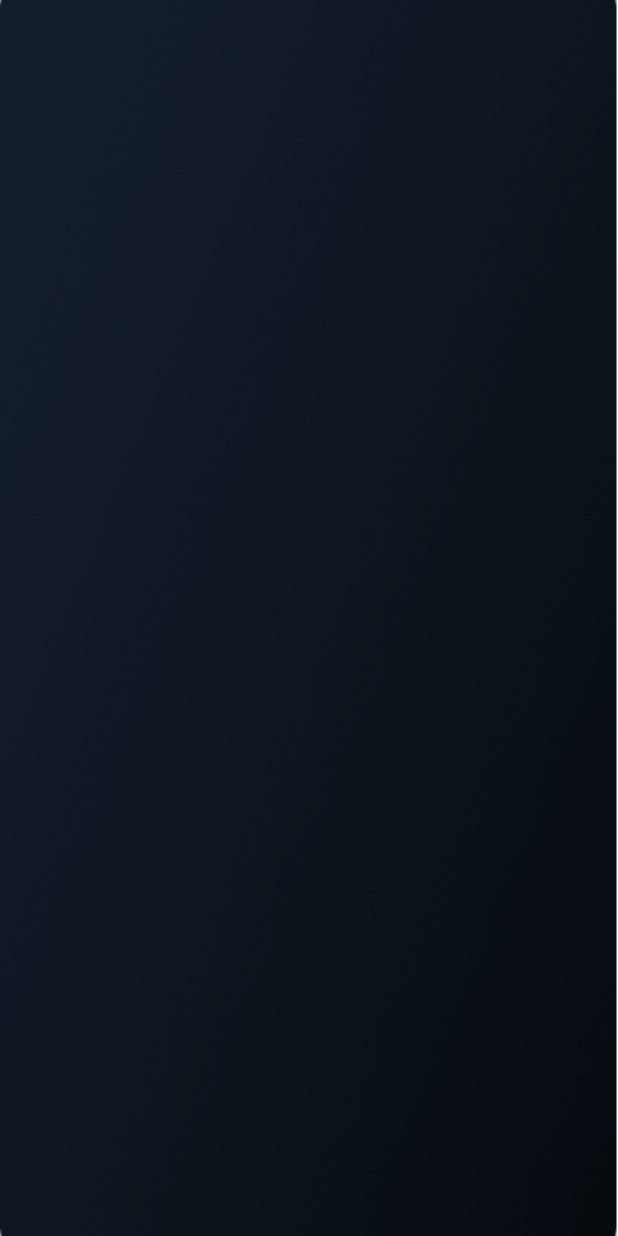
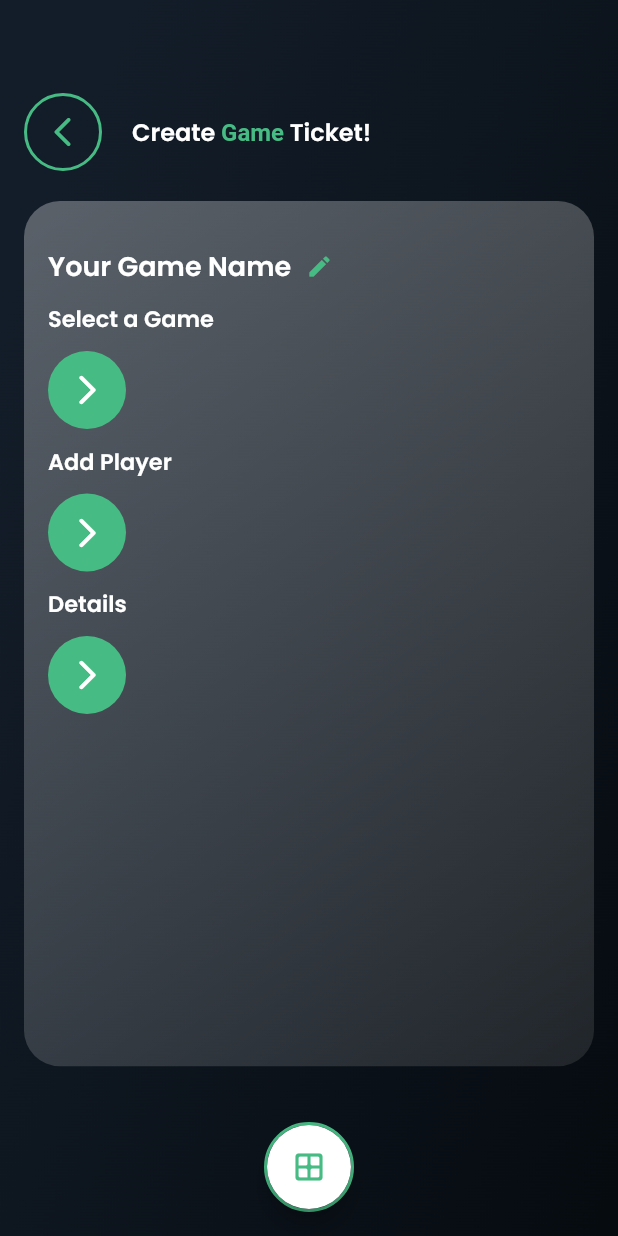
Before and after one commit to asheersaeed720/game_ticket, a Flutter app: the screen it shows after launch, on a phone screen of 412 x 824 dp. Run offline on Flutter 3.47's test engine with Material 2 defaults, Android fonts, the phone set to English and light mode, and no system bars; our stand-ins replace cached_network_image, connectivity_plus, fluttertoast, get, get_storage; missing offline and left inert: async_button_builder.

Commit message:
create ticket screen UI semi done

```diff
--- a/lib/src/ticket/create_ticket_screen.dart
+++ b/lib/src/ticket/create_ticket_screen.dart
@@ -1,4 +1,5 @@
 import 'package:flutter/material.dart';
+import 'package:game_ticket/utils/constants.dart';
 
 class CreateTicketScreen extends StatelessWidget {
   static const String routeName = '/create-ticket';
@@ -8,14 +9,136 @@ class CreateTicketScreen extends StatelessWidget {
   @override
   Widget build(BuildContext context) {
     return Scaffold(
-      body: Container(
-        decoration: const BoxDecoration(
-          image: DecorationImage(
-            image: AssetImage("assets/images/background.png"),
-            fit: BoxFit.cover,
+      floatingActionButton: Container(
+        decoration: BoxDecoration(
+            border: Border.all(width: 2.0, color: primaryColor),
+            borderRadius: BorderRadius.circular(32.0)),
+        child: FloatingActionButton(
+          onPressed: () {},
+          backgroundColor: Colors.white,
+          child: const Icon(
+            Icons.border_all_rounded,
+            color: primaryColor,
           ),
         ),
       ),
+      floatingActionButtonLocation: FloatingActionButtonLocation.centerFloat,
+      body: Stack(
+        clipBehavior: Clip.none,
+        children: [
+          Container(
+            decoration: const BoxDecoration(
+              image: DecorationImage(
+                image: AssetImage("assets/images/background.png"),
+                fit: BoxFit.cover,
+              ),
+            ),
+          ),
+          Padding(
+            padding: const EdgeInsets.only(top: 62.0, right: 16.0, left: 16.0),
+            child: Column(
+              children: [
+                _buildAppBarView(),
+                const SizedBox(height: 20.0),
+                Container(
+                  height: MediaQuery.of(context).size.height * 0.7,
+                  padding: const EdgeInsets.only(top: 30.0, bottom: 28.0, right: 16.0, left: 16.0),
+                  decoration: BoxDecoration(
+                    borderRadius: BorderRadius.circular(24.0),
+                    gradient: LinearGradient(
+                      begin: Alignment.topLeft,
+                      end: Alignment.bottomRight,
+                      colors: [
+                        Colors.white.withOpacity(0.3),
+                        Colors.white.withOpacity(0.1),
+                      ],
+                    ),
+                  ),
+                  child: Column(
+                    crossAxisAlignment: CrossAxisAlignment.start,
+                    children: [
+                      Row(
+                        children: [
+                          Text('Your Game Name', style: kTitleStyle),
+                          const SizedBox(width: 10.0),
+                          const Icon(Icons.edit, color: primaryColor, size: 18.0),
+                        ],
+                      ),
+                      const SizedBox(height: 10.0),
+                      Text('Select a Game', style: kBodyStyle),
+                      const SizedBox(height: 10.0),
+                      Container(
+                        padding: const EdgeInsets.all(14.0),
+                        decoration: BoxDecoration(
+                          color: primaryColor,
+                          borderRadius: BorderRadius.circular(32.0),
+                        ),
+                        child: const Icon(Icons.arrow_forward_ios_rounded, color: Colors.white),
+                      ),
+                      const SizedBox(height: 10.0),
+                      Text('Add Player', style: kBodyStyle),
+                      const SizedBox(height: 10.0),
+                      Container(
+                        padding: const EdgeInsets.all(14.0),
+                        decoration: BoxDecoration(
+                          color: primaryColor,
+                          borderRadius: BorderRadius.circular(32.0),
+                        ),
+                        child: const Icon(Icons.arrow_forward_ios_rounded, color: Colors.white),
+                      ),
+                      const SizedBox(height: 10.0),
+                      Text('Details', style: kBodyStyle),
+                      const SizedBox(height: 10.0),
+                      Container(
+                        padding: const EdgeInsets.all(14.0),
+                        decoration: BoxDecoration(
+                          color: primaryColor,
+                          borderRadius: BorderRadius.circular(32.0),
+                        ),
+                        child: const Icon(Icons.arrow_forward_ios_rounded, color: Colors.white),
+                      ),
+                    ],
+                  ),
+                )
+              ],
+            ),
+          )
+        ],
+      ),
+    );
+  }
+
+  Widget _buildAppBarView() {
+    return Row(
+      children: [
+        Container(
+          padding: const EdgeInsets.all(12.0),
+          decoration: BoxDecoration(
+            border: Border.all(width: 2.0, color: primaryColor),
+            borderRadius: BorderRadius.circular(32.0),
+          ),
+          child: const Icon(
+            Icons.arrow_back_ios_rounded,
+            color: primaryColor,
+          ),
+        ),
+        const SizedBox(width: 20.0),
+        RichText(
+          text: const TextSpan(
+            text: 'Create ',
+            style: TextStyle(
+              color: Colors.white,
+              fontSize: 16.0,
+              fontWeight: FontWeight.bold,
+              fontFamily: 'Poppins',
+            ),
+            children: <TextSpan>[
+              TextSpan(text: 'Game', style: TextStyle(color: primaryColor)),
+              TextSpan(text: ' Ticket!'),
+            ],
+          ),
+        )
+      ],
     );
   }
 }
--- a/lib/utils/constants.dart
+++ b/lib/utils/constants.dart
@@ -8,9 +8,14 @@ const Color textFieldColor = Color.fromARGB(255, 238, 236, 237);
 
 //? TextStyle
 TextStyle kTitleStyle = const TextStyle(
-  color: primaryColor,
+  color: Colors.white,
   fontWeight: FontWeight.bold,
   fontSize: 18.0,
+);
+TextStyle kBodyStyle = const TextStyle(
+  color: Colors.white,
+  fontSize: 15.0,
+  fontWeight: FontWeight.bold,
 );
 
 extension StringExtension on String {
```
Also changed, not shown: assets/images/background.png, assets/images/green_transparent.png.
